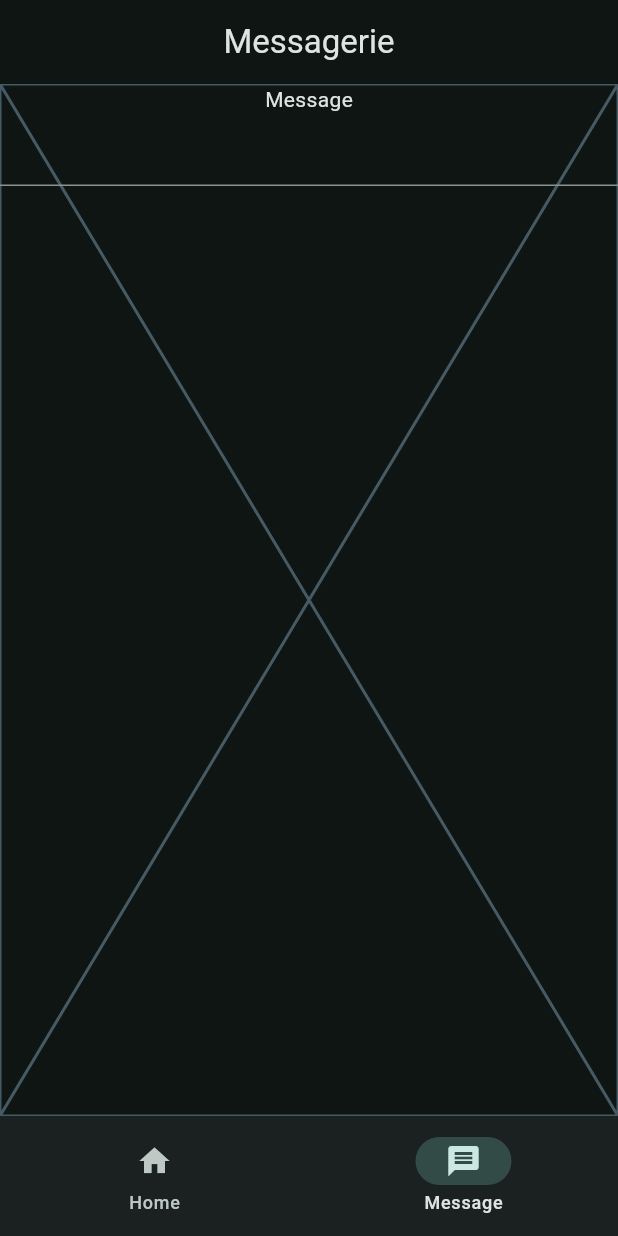
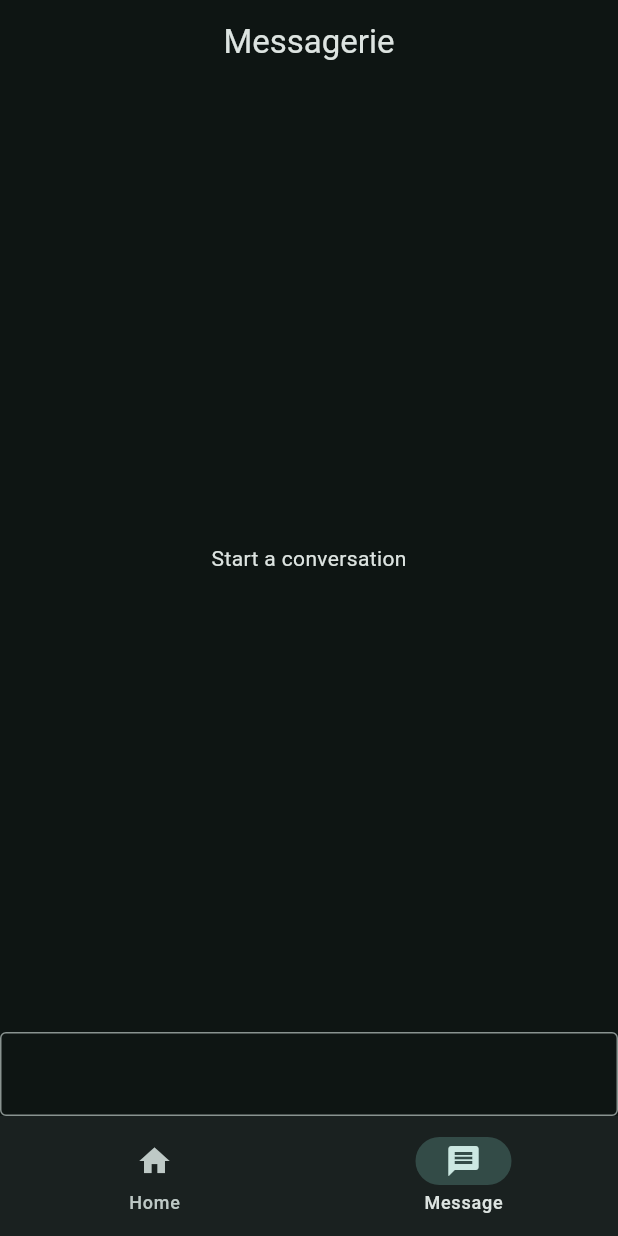
Before and after one commit to antoineFabr/never-addicted-to-Instagram-, a Flutter app: the screen it shows after launch, item 2 of the bottom bar chosen, on a phone screen of 412 x 824 dp. Run offline on Flutter 3.47's test engine with Material 3 defaults, Android fonts, the light colour scheme and no system bars.

Commit message:
Feat: ajout de la fonction envoyer des messages

```diff
--- /dev/null
+++ b/messagerie_app/lib/data/message.dart
@@ -0,0 +1,6 @@
+class Message {
+  final String message;
+  final int idClient;
+
+  const Message({required this.message, required this.idClient});
+}
--- a/messagerie_app/lib/data/notifiers.dart
+++ b/messagerie_app/lib/data/notifiers.dart
@@ -1,6 +1,7 @@
 import 'package:flutter/material.dart';
 
 ValueNotifier<int> selectedPageNotifier = ValueNotifier(0);
-ValueNotifier<bool> isDarkModeNotifier = ValueNotifier(true);
 
 ValueNotifier<int> counterNotifier = ValueNotifier(0);
+
+ValueNotifier<String> chatNotifier = ValueNotifier("");
--- /dev/null
+++ b/messagerie_app/lib/services/chatcontroller.dart
@@ -0,0 +1,11 @@
+import 'package:messagerie_app/data/message.dart';
+import 'package:flutter/material.dart';
+
+class Chatcontroller {
+  ValueNotifier<List<Message>> messagesNotifier = ValueNotifier([]);
+
+  void sendMessage(String text, {bool isMe = true}) {
+    final newMessage = Message(message: text, idClient: 1);
+    messagesNotifier.value = [...messagesNotifier.value, newMessage];
+  }
+}
--- a/messagerie_app/lib/views/pages/message.dart
+++ b/messagerie_app/lib/views/pages/message.dart
@@ -1,4 +1,6 @@
 import 'package:flutter/material.dart';
+import 'package:messagerie_app/views/widgets/affichage_message.dart';
+import 'package:messagerie_app/services/chatcontroller.dart';
 
 class Message extends StatefulWidget {
   const Message({super.key});
@@ -8,20 +10,22 @@ class Message extends StatefulWidget {
 }
 
 class _MessageState extends State<Message> {
+  final Chatcontroller chatController = Chatcontroller();
+  void _pubMessage(String text) {
+    if (text.isEmpty) return;
+    chatController.sendMessage(text);
+  }
+
   @override
   Widget build(BuildContext context) {
-    return const Placeholder(
-      child: Column(
-        children:[
-          InkWell(
-            splashColor: Colors.deepOrange,
-            child: Text("Message"),
-          ),
-          TextFormField(
-
-          )
-        ]
-      )
+    return Column(
+      children: [
+        Expanded(child: AffichageMessage(controller: chatController)),
+        TextField(
+          onSubmitted: (value) => _pubMessage(value),
+          decoration: InputDecoration(border: OutlineInputBorder()),
+        ),
+      ],
     );
   }
 }
--- /dev/null
+++ b/messagerie_app/lib/views/widgets/affichage_message.dart
@@ -0,0 +1,47 @@
+import 'package:flutter/material.dart';
+import 'package:messagerie_app/data/message.dart';
+import 'package:messagerie_app/services/chatcontroller.dart';
+
+class AffichageMessage extends StatefulWidget {
+  final Chatcontroller controller;
+  const AffichageMessage({super.key, required this.controller});
+
+  @override
+  State<AffichageMessage> createState() => _AffichageMessageState();
+}
+
+class _AffichageMessageState extends State<AffichageMessage> {
+  @override
+  Widget build(BuildContext context) {
+    return Column(
+      children: [
+        Expanded(
+          child: ValueListenableBuilder<List<Message>>(
+            valueListenable: widget.controller.messagesNotifier,
+            builder: (context, messages, _) {
+              if (messages.isEmpty) {
+                return const Center(child: Text('Start a conversation'));
+              }
+              return ListView.builder(
+                itemCount: messages.length,
+                itemBuilder: (context, index) {
+                  final message = messages[index];
+                  return InkWell(
+                    splashColor: const Color.fromARGB(255, 130, 3, 235),
+                    onLongPress: () {},
+                    child: Container(
+                      height: 20,
+                      width: 20,
+                      color: const Color.fromARGB(255, 0, 204, 184),
+                      child: Text(message.message),
+                    ),
+                  );
+                },
+              );
+            },
+          ),
+        ),
+      ],
+    );
+  }
+}
```
